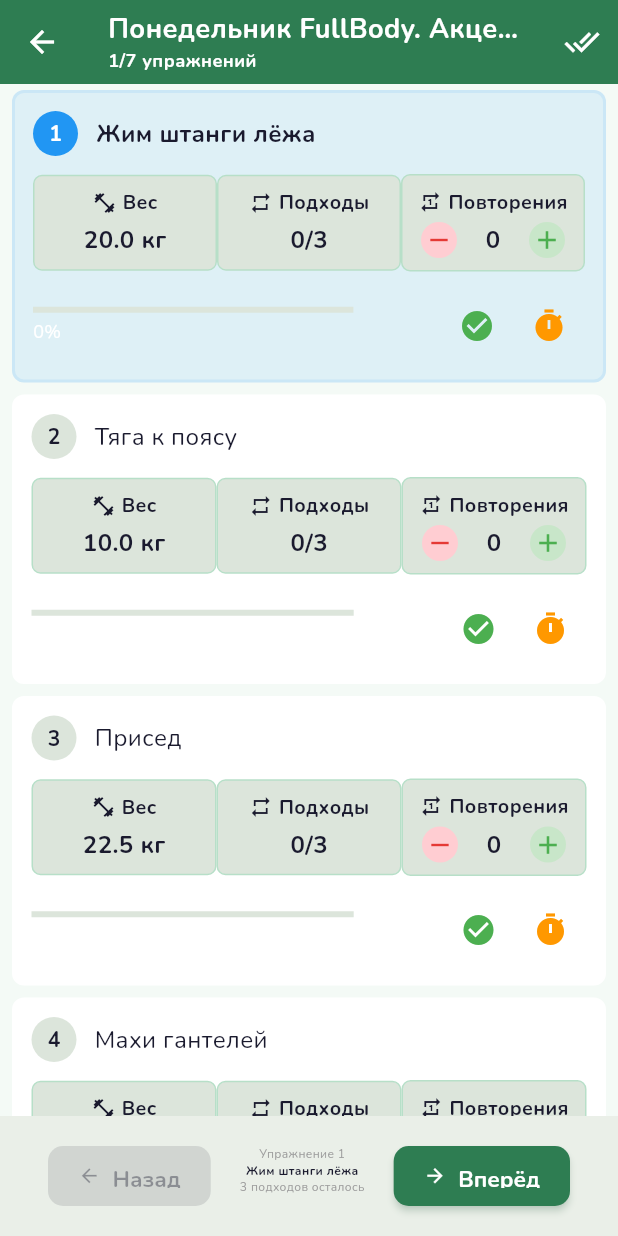
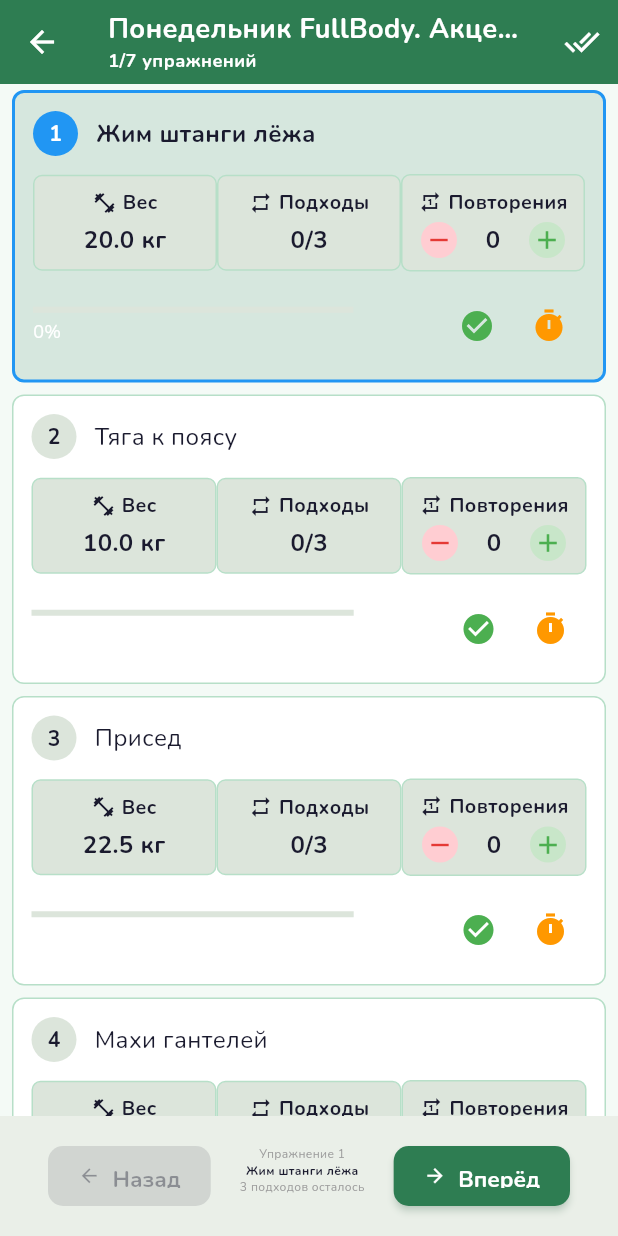
Before and after one commit to isJustDen/training_app, a Flutter app: the screen it shows after launch, after a tap on the "play arrow" icon, on a phone screen of 412 x 824 dp. Run offline on Flutter 3.47's test engine with Material 3 defaults, Android fonts, the phone set to English and light mode, and no system bars; our stand-ins replace audioplayers, flutter_local_notifications, google_fonts, shared_preferences.

Commit message:
Fix: Незначительное изменение цветопередачи. исправлена двойственность использования одной функции

```diff
--- a/lib/screens/workout_screen.dart
+++ b/lib/screens/workout_screen.dart
@@ -235,7 +235,7 @@ class _WorkoutScreenState extends State<WorkoutScreen>{
           decoration: BoxDecoration(
             color: _getExerciseBackgroundColor(isCurrent, isInCircle, isCurrentCircle, circleColor),
             border: Border.all(
-              color: _getExerciseBackgroundColor(isCurrent, isInCircle, isCurrentCircle, circleColor),
+              color: _getExerciseBorderColor(isCurrent, isInCircle, isCurrentCircle, circleColor),
               width: isCurrent ? 2:1,
             ),
             borderRadius: BorderRadius.circular(8),
@@ -401,9 +401,10 @@ class _WorkoutScreenState extends State<WorkoutScreen>{
       Color? circleColor,
       ){
     if (isCurrent){
-      return Colors.blue.withOpacity(0.1);
-    } else if (isInCircle && isCurrentCircle) {
-      return circleColor!.withOpacity(0.05);
+      return Theme.of(context).colorScheme.primary.withOpacity(0.15);
+    }
+    if (isInCircle && isCurrentCircle) {
+      return circleColor!.withOpacity(0.07);
     }
     return Theme.of(context).colorScheme.surface;
   }
```
